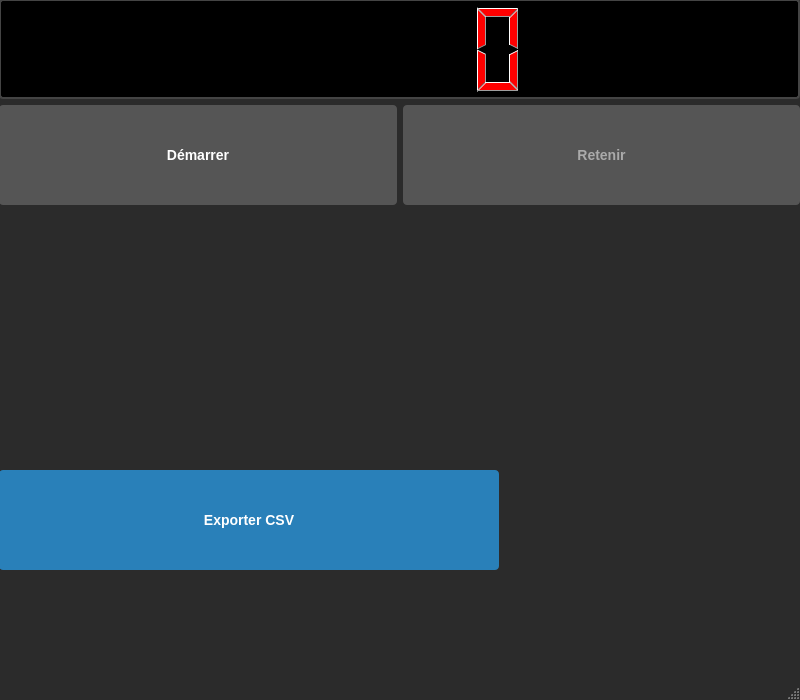
First picture: the form in mainwindow.ui, repository KuKaRaCHa-gg/ChronoMaitre, before the edit.
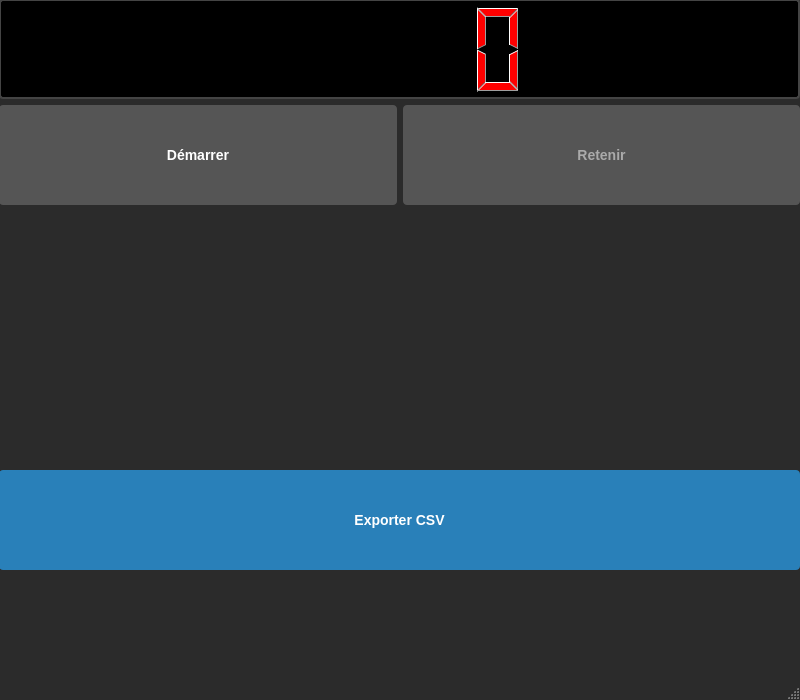
Second picture: the form after the edit. Custom widgets are drawn as their Qt base class.

What changed in the file:
```diff
--- a/mainwindow.ui
+++ b/mainwindow.ui
@@ -168,13 +168,16 @@
       <widget class="QPushButton" name="exporter">
        <property name="maximumSize">
         <size>
-         <width>500</width>
+         <width>1000</width>
          <height>100</height>
         </size>
        </property>
        <property name="cursor">
         <cursorShape>PointingHandCursor</cursorShape>
        </property>
+       <property name="layoutDirection">
+        <enum>Qt::LayoutDirection::LeftToRight</enum>
+       </property>
        <property name="text">
         <string>Exporter CSV</string>
        </property>
```
Left out of the diff: 2 changed lines with no effect on the pictures.
